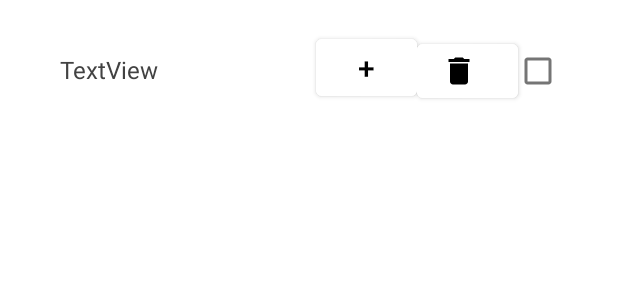
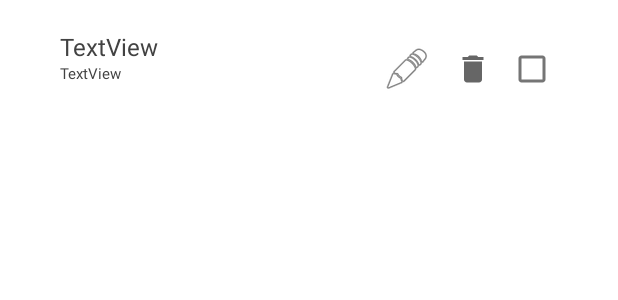
Before and after one commit to ArwaSAO/TodoList, an Android app: the layout ltem_layout.xml on its own in the app's theme, with its tools: preview values and no code run, on a phone screen of 412 x 824 dp. Shown: the top 300 px of the screen. Run offline under Robolectric (Android 15) with nearby library versions, the phone set to English and light mode, and no system bars.

Commit message:
I did some design changes in the fragments and now  I am starting to build the database and Dao

```diff
--- a/app/src/main/java/com/kotlin/todolist/database/ToDoListDao.kt
+++ b/app/src/main/java/com/kotlin/todolist/database/ToDoListDao.kt
@@ -1,4 +1,21 @@
 package com.kotlin.todolist.database
 
+import androidx.lifecycle.LiveData
+import androidx.room.Dao
+import androidx.room.Insert
+import androidx.room.Query
+import com.kotlin.todolist.database.model.ToDoListItemModel
+
+
+@Dao
 interface ToDoListDao {
+
+
+
+
+    @Insert
+    suspend fun addItem(toDoListItemModel: ToDoListItemModel)
+
+    @Query("SELECT * FROM todolistitemmodel")
+    fun getItems():LiveData<List<ToDoListItemModel>>
 }
--- a/app/src/main/java/com/kotlin/todolist/database/ToDoListDataBase.kt
+++ b/app/src/main/java/com/kotlin/todolist/database/ToDoListDataBase.kt
@@ -1,4 +1,12 @@
 package com.kotlin.todolist.database
 
-class ToDoListDataBase {
+import androidx.room.Database
+import androidx.room.RoomDatabase
+import com.kotlin.todolist.database.model.ToDoListItemModel
+
+
+
+@Database(entities = [ToDoListItemModel::class], version = 1)
+abstract class ToDoListDataBase: RoomDatabase() {
+    abstract fun toDoListDao():ToDoListDao
 }
--- a/app/src/main/res/layout/ltem_layout.xml
+++ b/app/src/main/res/layout/ltem_layout.xml
@@ -2,48 +2,63 @@
 <LinearLayout xmlns:android="http://schemas.android.com/apk/res/android"
     xmlns:app="http://schemas.android.com/apk/res-auto"
     android:layout_width="match_parent"
-    android:layout_height="50dp"
+    android:layout_height="wrap_content"
     android:layout_margin="20dp"
     android:paddingLeft="20dp"
     android:paddingRight="20dp">
 
-    <TextView
-        android:id="@+id/textView"
-        android:layout_width="274dp"
+    <LinearLayout
+        android:layout_width="match_parent"
         android:layout_height="wrap_content"
-        android:layout_weight="5"
-        android:text="TextView"
-        android:textColor="@color/cardview_dark_background"
-        android:textSize="16sp" />
+        android:layout_weight="9"
+        android:orientation="vertical">
 
-    <Button
+        <TextView
+            android:id="@+id/taskname_textview"
+            android:layout_width="match_parent"
+            android:layout_height="match_parent"
+            android:layout_gravity="center"
+            android:foregroundGravity="center"
+            android:text="TextView"
+            android:textColor="@color/cardview_dark_background"
+            android:textSize="16sp" />
+
+        <TextView
+            android:id="@+id/creationdate_textview"
+            android:layout_width="match_parent"
+            android:layout_height="match_parent"
+            android:layout_gravity="center"
+            android:foregroundGravity="center"
+            android:text="TextView"
+            android:textColor="@color/cardview_dark_background"
+            android:textSize="10sp" />
+    </LinearLayout>
+
+    <ImageButton
         android:id="@+id/edittask_button"
         android:layout_width="wrap_content"
+        android:layout_height="wrap_content"
+        android:layout_gravity="center"
+        android:layout_weight="1"
+        android:backgroundTint="@color/design_default_color_surface"
+        android:foregroundGravity="center"
+        app:srcCompat="@android:drawable/ic_menu_edit" />
+
+    <ImageButton
+        android:id="@+id/deletetask_button"
+        android:layout_width="59dp"
         android:layout_height="match_parent"
+        android:layout_gravity="center"
         android:layout_weight="1"
-        android:backgroundTint="@color/white"
-        android:shadowColor="@color/white"
-        android:text="+"
-        android:textColor="@color/black"
-        android:textSize="20sp"
-        app:strokeColor="@color/white" />
-
-    <Button
-        android:id="@+id/deletetask_button"
-        android:layout_width="wrap_content"
-        android:layout_height="wrap_content"
-        android:layout_weight="1"
-        android:backgroundTint="@color/white"
-        android:shadowColor="@color/white"
-        app:icon="@drawable/ic_baseline_delete_24"
-        app:iconPadding="5dp"
-        app:iconTint="@color/black"
-        app:iconTintMode="multiply"
-        app:strokeColor="@color/white" />
+        android:backgroundTint="@color/design_default_color_surface"
+        android:foregroundGravity="center"
+        app:srcCompat="@drawable/ic_baseline_delete_24" />
 
     <CheckBox
-        android:id="@+id/task_checkBox"
+        android:id="@+id/task_checkbox"
         android:layout_width="wrap_content"
-        android:layout_height="wrap_content"
-        android:layout_weight="1" />
+        android:layout_height="match_parent"
+        android:layout_gravity="center"
+        android:layout_weight="1"
+        android:foregroundGravity="center" />
 </LinearLayout>
```
